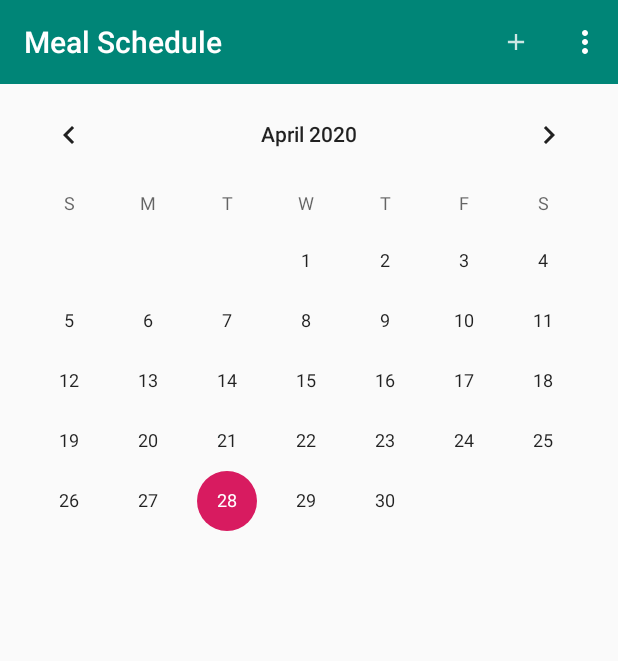
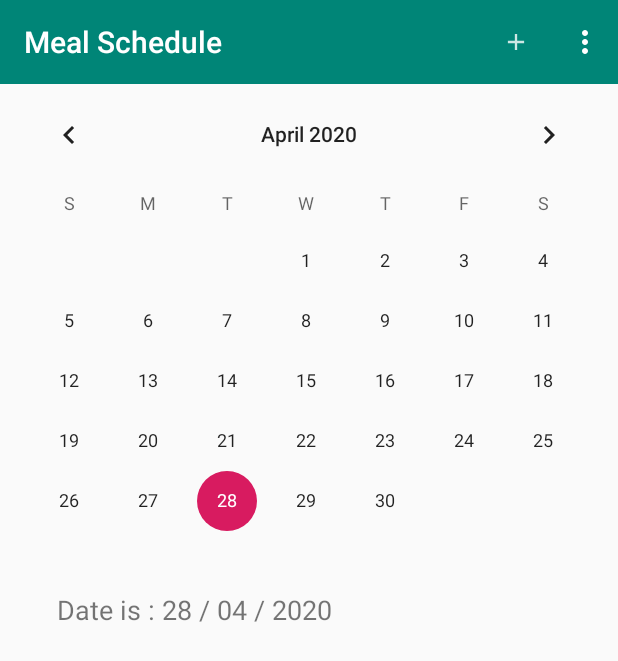
Before and after one commit to rustylocks79/GreatChow, an Android app: the screen it shows after launch (meal_schedule), after a tap on "Meal Schedule", on a phone screen of 412 x 824 dp. Shown: the top 661 px of the screen. Run offline under Robolectric (Android 15) with nearby library versions, the phone set to English and light mode, and no system bars; our stand-ins replace Firebase (no records; nobody signed in at launch, a user with empty details on screens opened directly).

Commit message:
made a change.

```diff
--- a/app/src/main/java/edu/psu/bjx2020/greatchow/MainActivity.java
+++ b/app/src/main/java/edu/psu/bjx2020/greatchow/MainActivity.java
@@ -9,13 +9,12 @@ import android.view.MenuInflater;
 import android.view.MenuItem;
 import android.widget.Button;
 import android.widget.LinearLayout;
+import androidx.appcompat.app.AppCompatActivity;
 import androidx.appcompat.widget.Toolbar;
-import androidx.appcompat.app.AppCompatActivity;
 import com.google.firebase.auth.FirebaseAuth;
 import com.google.firebase.auth.FirebaseUser;
 import com.google.firebase.firestore.QueryDocumentSnapshot;
 import edu.psu.bjx2020.greatchow.db.FirestoreGC;
-import edu.psu.bjx2020.greatchow.db.Initializer;
 import edu.psu.bjx2020.greatchow.db.Recipe;
 
 public class MainActivity extends AppCompatActivity {
@@ -143,6 +142,7 @@ public class MainActivity extends AppCompatActivity {
             }
             case R.id.action_schedule: {
                 startActivity(new Intent(this,meal_schedule.class));
+                Log.d(TAG, "meal_schedule: ");
                 return true;
             }
             default:
--- a/app/src/main/java/edu/psu/bjx2020/greatchow/meal_schedule.java
+++ b/app/src/main/java/edu/psu/bjx2020/greatchow/meal_schedule.java
@@ -2,44 +2,59 @@ package edu.psu.bjx2020.greatchow;
 
 import android.content.Intent;
 import android.os.Bundle;
+import android.provider.CalendarContract;
 import android.util.Log;
 import android.view.Menu;
 import android.view.MenuInflater;
 import android.view.MenuItem;
+import android.widget.CalendarView;
+import android.widget.TextView;
 import androidx.appcompat.app.AppCompatActivity;
 import androidx.appcompat.widget.Toolbar;
 
+import java.text.SimpleDateFormat;
+import java.util.ArrayList;
+import java.util.Date;
+import java.util.List;
+
 
 public class meal_schedule extends AppCompatActivity {
+    private static final String TAG = "calendar";
 
-    //CalendarView mCalendar = findViewById(R.id.calendarView);
-    //TextView mdate = findViewById(R.id.calendarTextView);
-    //List<CalendarContract.EventDays> recipe_events = new ArrayList<CalendarContract.EventDays>();
-
-
+    CalendarView mCalendar;
+    TextView mdate;
+    List<CalendarContract.EventDays> recipe_events = new ArrayList<CalendarContract.EventDays>();
 
     @Override
     protected void onCreate(Bundle savedInstanceState) {
         super.onCreate(savedInstanceState);
         setContentView(R.layout.activity_meal_schedule);
-        Log.i("meal_schedule", "on create");
+        Log.d(TAG, "meal schedule activity created");
 
         //toolbar
         Toolbar mcalToolbar = findViewById(R.id.calendarToolbar);
         setSupportActionBar(mcalToolbar);
 
-       // mCalendar.setOnDateChangeListener(new CalendarView.OnDateChangeListener() {
+        //get date in calendar
 
-           /* @Override
-            public void onSelectedDayChange(CalendarView view, int year, int month,
-                                            int dayOfMonth) {
+
+        mCalendar = findViewById(R.id.calendarView);
+        mdate = findViewById(R.id.calendarTextView);
+        //mCalendar.getDate()
+        //mdate.setText((int) mCalendar.getDate());
+        SimpleDateFormat sdf = new SimpleDateFormat("dd / MM / yyyy");
+        String selectedDate = sdf.format(new Date(mCalendar.getDate()));
+        mdate.setText("Date is : " + selectedDate );
+        mCalendar.setOnDateChangeListener(new CalendarView.OnDateChangeListener() {
+            @Override
+            public void onSelectedDayChange(CalendarView view, int year, int month, int dayOfMonth) {
                 // TODO Auto-generated method stub
-
-                //mdate.setText("Date is : " + dayOfMonth +" / " + (month+1) + " / " + year);
-
+                Log.d(TAG, "Date selected");
+                //selectedDate[0] = sdf.format(new Date(mCalendar.getDate()));
+                //mdate.setText(selectedDate[0]);
+                mdate.setText("Date is : " + dayOfMonth +" / " + (month+1) + " / " + year);
             }
-        });*/
-
+        });
     }
 
     @Override
@@ -60,6 +75,7 @@ public class meal_schedule extends AppCompatActivity {
                 return true;
             }
             case R.id.action_schedule_meal_todate: {
+
                 startActivity(new Intent(this,SelectRecipeActivity.class));
                 return true;
             }
--- a/app/src/main/res/layout/activity_meal_schedule.xml
+++ b/app/src/main/res/layout/activity_meal_schedule.xml
@@ -18,17 +18,24 @@
     <CalendarView
             android:id="@+id/calendarView"
             android:layout_width="match_parent"
-            android:layout_height="wrap_content" />
+            android:layout_height="wrap_content"
+            />
 
     <TextView
             android:id="@+id/calendarTextView"
             android:layout_width="match_parent"
-            android:layout_height="wrap_content" />
+            android:layout_height="wrap_content"
+            android:layout_marginLeft="38dp"
+            app:layout_constraintStart_toStartOf="@id/calendarView"
+            app:layout_constraintTop_toBottomOf="@id/calendarView"
+            android:textSize="18sp"/>
 
     <ListView
             android:id="@+id/list"
             android:layout_width="match_parent"
             android:layout_height="wrap_content"
             android:background="#ffffff"
+            app:layout_constraintStart_toStartOf="@id/calendarTextView"
+            app:layout_constraintTop_toBottomOf="@id/calendarTextView"
     />
 </LinearLayout>
```
